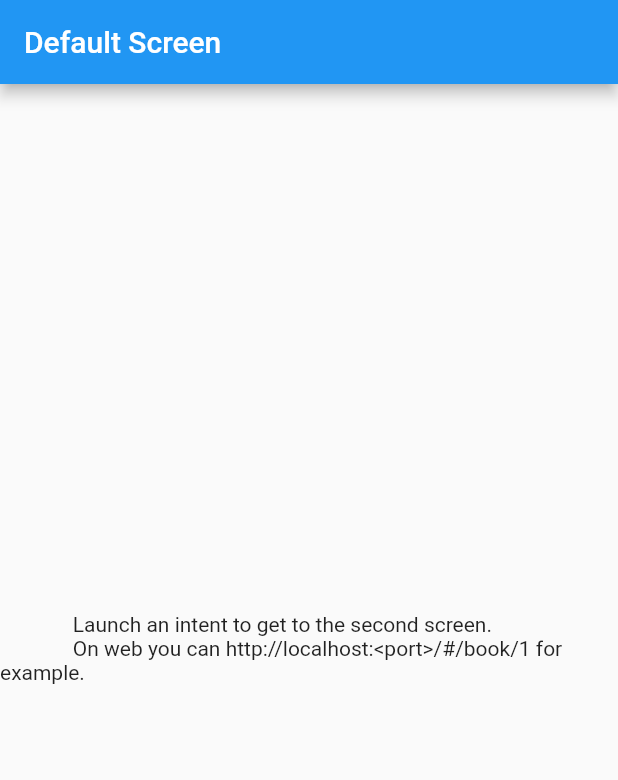
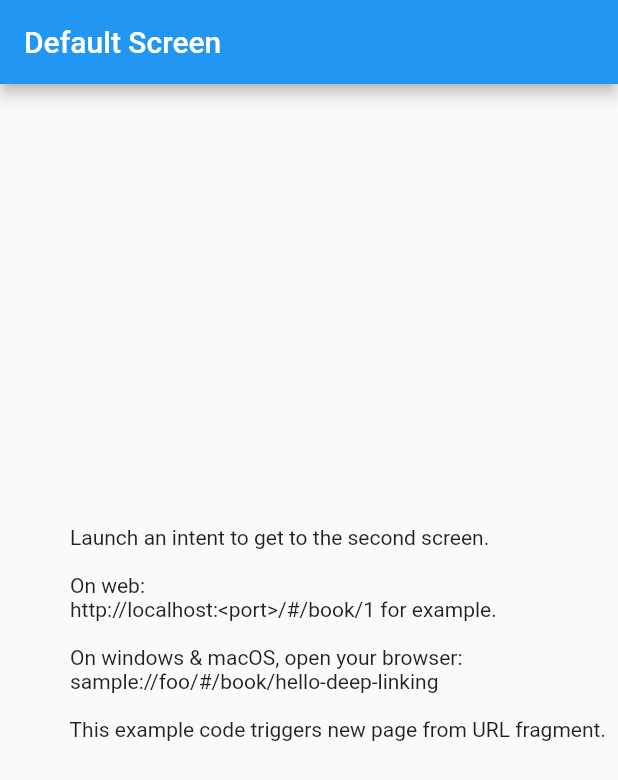
Before and after one commit to llfbandit/app_links, a Flutter app: the screen it shows after launch, on a phone screen of 412 x 824 dp. Shown: the top 780 px of the screen. Run offline on Flutter 3.47's test engine with Material 2 defaults, Android fonts, the phone set to English and light mode, and no system bars; our stand-ins replace plugin_platform_interface; missing offline and left inert: dart:html, url_protocol.

```diff
--- a/app_links/example/lib/main.dart
+++ b/app_links/example/lib/main.dart
@@ -6,7 +6,8 @@ import 'dart:io';
 import 'package:app_links/app_links.dart';
 import 'package:flutter/foundation.dart';
 import 'package:flutter/material.dart';
-import 'package:url_protocol/url_protocol.dart';
+import 'web_url_protocol.dart'
+    if (dart.library.io) 'package:url_protocol/url_protocol.dart';
 
 ///////////////////////////////////////////////////////////////////////////////
 /// Please make sure to follow the setup instructions below
@@ -27,13 +28,11 @@ import 'package:url_protocol/url_protocol.dart';
 ///   opening your browser and type: sample://foo/#/book/hello-world2
 ///////////////////////////////////////////////////////////////////////////////
 
+const kWindowsScheme = 'sample';
+
 void main() {
   // Register our protocol only on Windows platform
-  if (!kIsWeb) {
-    if (Platform.isWindows) {
-      registerProtocolHandler('sample');
-    }
-  }
+  _registerWindowsProtocol();
 
   runApp(const MyApp());
 }
@@ -119,10 +118,26 @@ class _MyAppState extends State<MyApp> {
   Widget defaultScreen() {
     return Scaffold(
       appBar: AppBar(title: const Text('Default Screen')),
-      body: const Center(child: Text('''
-              Launch an intent to get to the second screen.
-              On web you can http://localhost:<port>/#/book/1 for example.
-              ''')),
+      body: Center(
+        child: Column(
+          mainAxisSize: MainAxisSize.min,
+          children: [
+            const SelectableText('''
+            Launch an intent to get to the second screen.
+
+            On web:
+            http://localhost:<port>/#/book/1 for example.
+
+            On windows & macOS, open your browser:
+            sample://foo/#/book/hello-deep-linking
+
+            This example code triggers new page from URL fragment.
+            '''),
+            const SizedBox(height: 20),
+            buildWindowsUnregisterBtn(),
+          ],
+        ),
+      ),
     );
   }
 
@@ -132,4 +147,25 @@ class _MyAppState extends State<MyApp> {
       body: Center(child: Text('Opened with parameter: ' + bookId)),
     );
   }
+
+  Widget buildWindowsUnregisterBtn() {
+    if (!kIsWeb) {
+      if (Platform.isWindows) {
+        return TextButton(
+            onPressed: () => unregisterProtocolHandler(kWindowsScheme),
+            child: const Text('Remove Windows protocol registration'));
+      }
+    }
+
+    return const SizedBox.shrink();
+  }
 }
+
+void _registerWindowsProtocol() {
+  // Register our protocol only on Windows platform
+  if (!kIsWeb) {
+    if (Platform.isWindows) {
+      registerProtocolHandler(kWindowsScheme);
+    }
+  }
+}
--- a/app_links/pubspec.yaml
+++ b/app_links/pubspec.yaml
@@ -1,5 +1,5 @@
 name: app_links
-description: Android App Links, Deep Links, iOs Universal Links and Custom URL schemes handler for Flutter.
+description: Android App Links, Deep Links, iOs Universal Links and Custom URL schemes handler for Flutter (desktop included).
 version: 3.2.0
 homepage: https://github.com/llfbandit/app_links
 
```
Also changed, not shown: app_links/example/lib/web_url_protocol.dart (added, +9 -0 lines), 1 other file.
